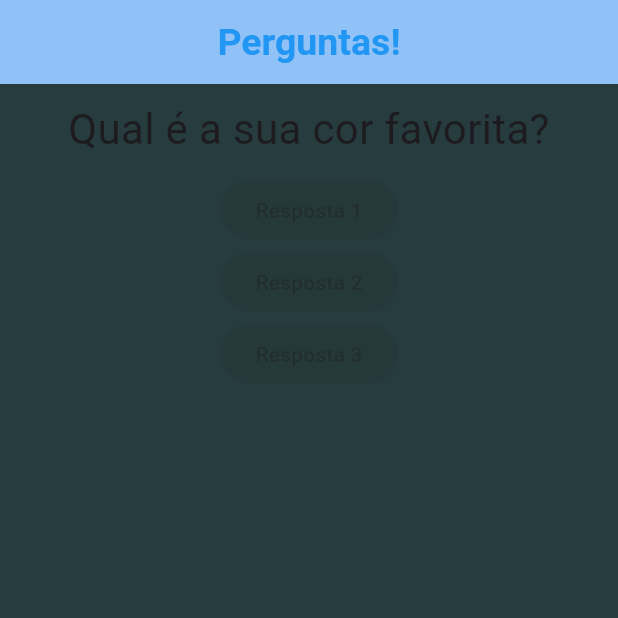
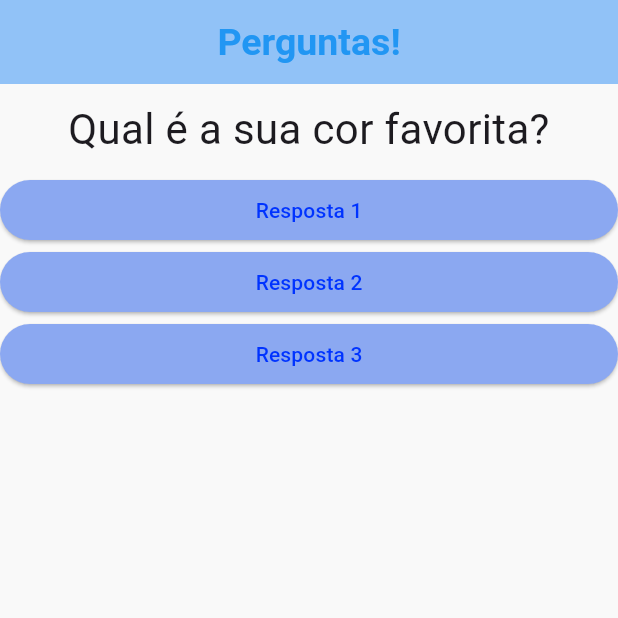
Before and after one commit to Gabriel-Vs20/Aplicativo_Perguntas_Flutter, a Flutter app: the screen it shows after launch, on a phone screen of 412 x 824 dp, the top half of it. Run offline on Flutter 3.47's test engine with Material 3 defaults, Android fonts, the phone set to English and light mode, and no system bars.

Commit message:
Alteração na cor do App e criação de uma função callback em respostas.dart

```diff
--- a/lib/main.dart
+++ b/lib/main.dart
@@ -19,6 +19,7 @@ class _PerguntaAppState extends State <PerguntaApp>{
   void responder(){
     setState(() {
       perguntasSelecionadas++;
+      print(perguntasSelecionadas);
     });
   }
 
@@ -45,15 +46,15 @@ class _PerguntaAppState extends State <PerguntaApp>{
         body: Column(
           children: <Widget> [
             Questao(perguntas[perguntasSelecionadas]),
-            Respostas(respostas),
-            Respostas(respostasDois),
-            Respostas(respostasTres),
+            Respostas(respostas, responder),
+            Respostas(respostasDois, responder),
+            Respostas(respostasTres, responder),
           ],
 
 
         ),
 
-        backgroundColor: const Color.fromARGB(255, 38, 60, 62),
+        backgroundColor: const Color.fromARGB(255, 249, 249, 249),
       ),
 
     );
--- a/lib/respostas.dart
+++ b/lib/respostas.dart
@@ -4,14 +4,22 @@ class Respostas extends StatelessWidget {
 
     final String respostas;
 
-    Respostas(this.respostas);
+    final void Function() onSelect;
+
+    Respostas(this.respostas, this.onSelect);
 
   @override
   Widget build(BuildContext context) {
     return Container(
+      width: double.infinity,
       child: ElevatedButton(
+        style: ButtonStyle(
+          backgroundColor: MaterialStateProperty.all(const Color.fromARGB(255, 139, 168, 241)),
+          foregroundColor: MaterialStateProperty.all(const Color.fromARGB(255, 0, 51, 255)),
+        ),
         child: Text(respostas),
-        onPressed: null,
+
+        onPressed: onSelect,
       ),
       );
   }
```
